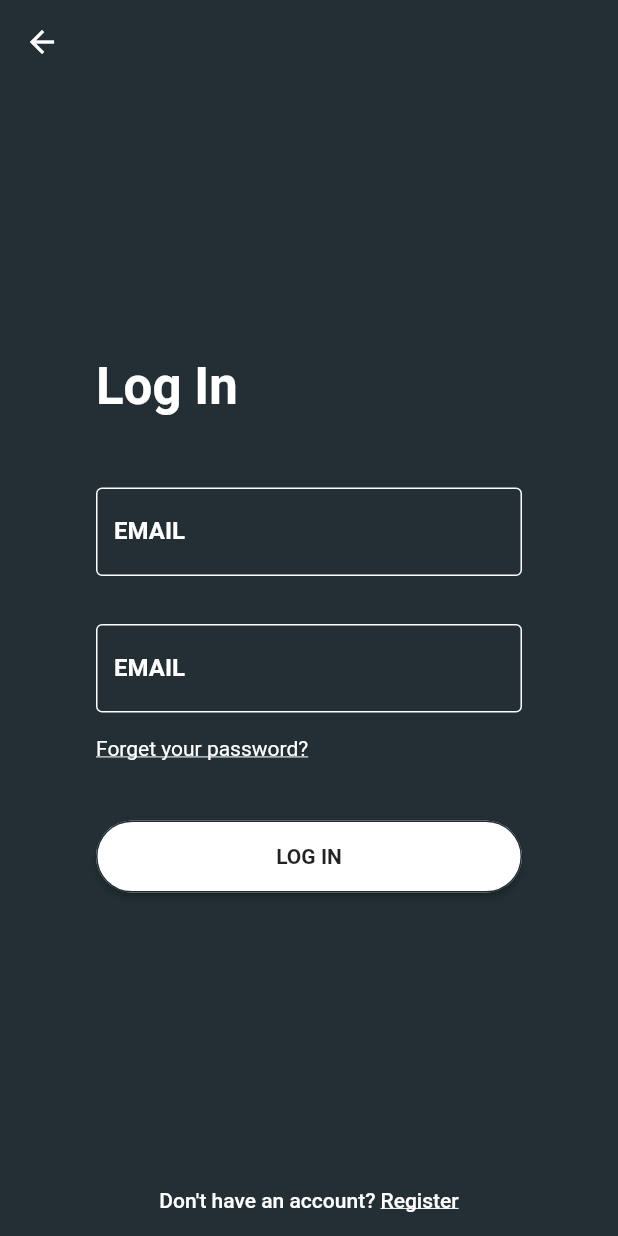
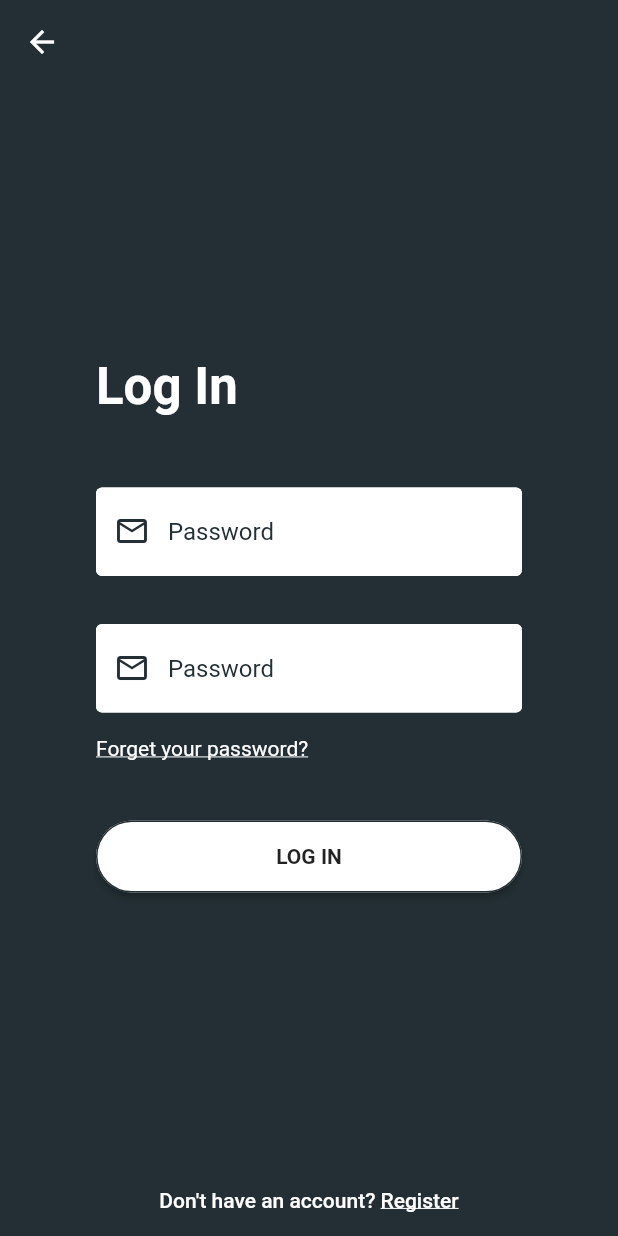
Before and after one commit to dot-au/flutter-mobile, a Flutter app: the screen it shows after launch, after a tap on "Log In", on a phone screen of 412 x 824 dp. Run offline on Flutter 3.47's test engine with Material 2 defaults, Android fonts, the phone set to English and light mode, and no system bars; our stand-ins replace get, google_fonts; Roboto replaces fonts that are missing (Montserrat).

Commit message:
Finalise input style

```diff
--- a/lib/screens/login_screen/login_screen.dart
+++ b/lib/screens/login_screen/login_screen.dart
@@ -144,18 +144,31 @@ class SignInFormState extends State<SignInForm> {
         return null;
       },
       decoration: InputDecoration(
-        labelText: 'EMAIL',
-        labelStyle: TextStyle(
-          fontFamily: 'Montserrat',
-          fontWeight: FontWeight.bold,
-          color: Colors.white,
+        filled: true,
+        fillColor: Colors.white,
+        hintText: "Password",
+        hintStyle: TextStyle(
+          color: ColorThemes.primaryColor,
+
+          // fontWeight: FontWeight.bold,
         ),
+        prefixIcon: Padding(
+          padding: const EdgeInsets.only(bottom: 1),
+          child: Icon(
+            Icons.email_outlined,
+            color: ColorThemes.primaryColor,
+          ),
+        ),
+        prefixStyle: TextStyle(color: Colors.red),
         enabledBorder: OutlineInputBorder(
           borderSide: BorderSide(color: Colors.white),
         ),
         focusedBorder: OutlineInputBorder(
           borderSide: BorderSide(color: Colors.white),
         ),
+        errorBorder: OutlineInputBorder(
+          borderSide: BorderSide(color: Colors.white),
+        ),
       ),
     );
   }
```
